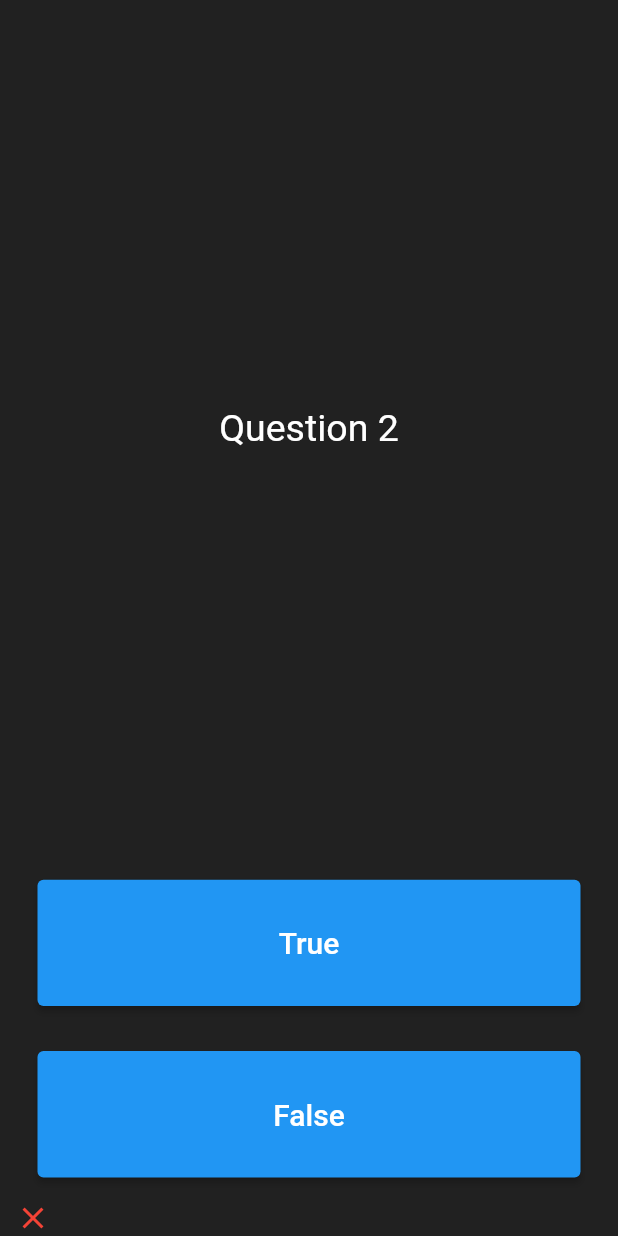
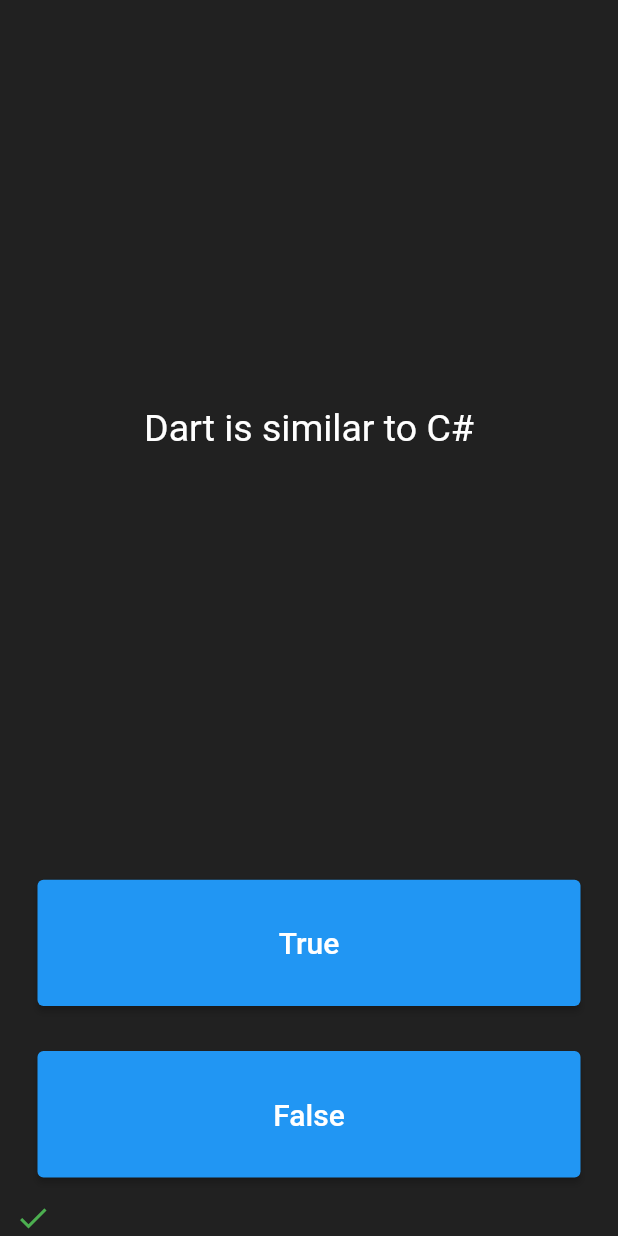
Before and after one commit to PascalJK/quizzler, a Flutter app: the screen it shows after launch, after a tap on "True", on a phone screen of 412 x 824 dp. Run offline on Flutter 3.47's test engine with Material 2 defaults, Android fonts, the phone set to English and light mode, and no system bars.

Commit message:
- added questions class.

```diff
--- a/lib/main.dart
+++ b/lib/main.dart
@@ -1,4 +1,5 @@
 import 'package:flutter/material.dart';
+import 'package:quizzler/question.dart';
 
 void main() => runApp(const Quizzler());
 
@@ -31,23 +32,22 @@ class QuizPage extends StatefulWidget {
 class _QuizPageState extends State<QuizPage> {
   List<Icon> scoreKeeper = [];
 
-  List<String> questions = [
-    "Question 1",
-    "Question 2",
-    "Question's 3",
+  List<Question> questions = [
+    Question("Who let the dogs out.", true),
+    Question("Dart is similar to C#", true),
+    Question("Dart is an OOP focused language", true),
+    Question("Xamarin is better than Flutter", false),
+    Question("Dart Maps are dynamic by default", true),
+    Question("Bolo is a china-men", true),
+    Question("Solo is a china-man", false),
+    Question("Dolo is a china-wo-man", false),
   ];
-
-  List<bool> answers = [false, true, true];
 
   int questionNumber = 0;
 
   void checkAnswer(bool state) {
-    if (questionNumber == questions.length - 1) {
-      scoreKeeper.clear();
-      return;
-    }
     Icon icon;
-    if (answers[questionNumber] == state) {
+    if (questions[questionNumber].answer == state) {
       icon = const Icon(
         Icons.check,
         color: Colors.green,
@@ -59,6 +59,11 @@ class _QuizPageState extends State<QuizPage> {
       );
     }
     scoreKeeper.add(icon);
+
+    if (questionNumber == questions.length - 1) {
+      scoreKeeper.clear();
+      return;
+    }
   }
 
   @override
@@ -73,7 +78,7 @@ class _QuizPageState extends State<QuizPage> {
             padding: const EdgeInsets.all(10.0),
             child: Center(
               child: Text(
-                questions[questionNumber],
+                questions[questionNumber].text,
                 textAlign: TextAlign.center,
                 style: const TextStyle(
                   fontSize: 25.0,
--- /dev/null
+++ b/lib/question.dart
@@ -0,0 +1,6 @@
+class Question {
+  final String text;
+  final bool answer;
+
+  Question(this.text, this.answer);
+}
```
